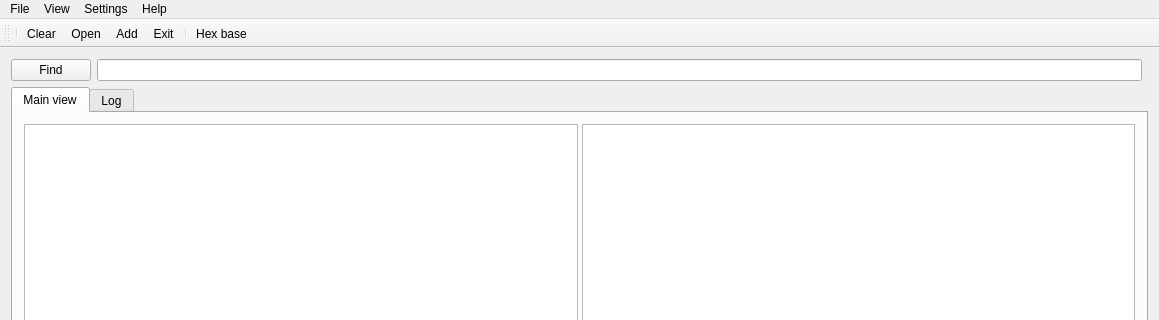
Patryk-97/BusConfig, file BusConfigUI/BusConfigUI.ui: the form before one commit; both pictures show x 0 to 1159 and y 0 to 320 of the 1159 by 757 pixel window.
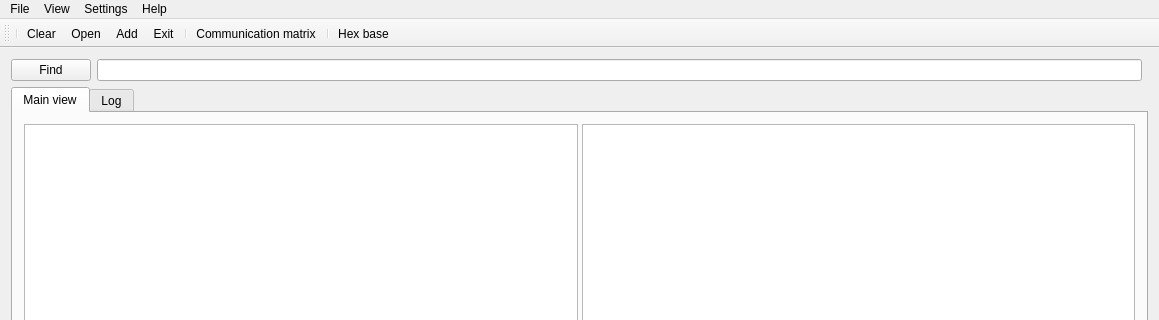
The form after the commit. Icons and pictures are not drawn.

Commit message: Added communication-matrix icon to resources

```diff
--- a/BusConfigUI/BusConfigUI.ui
+++ b/BusConfigUI/BusConfigUI.ui
@@ -174,6 +174,8 @@
    <addaction name="actionAdd"/>
    <addaction name="actionExit"/>
    <addaction name="separator"/>
+   <addaction name="actionCommunication_matrix"/>
+   <addaction name="separator"/>
    <addaction name="actionBase"/>
   </widget>
   <widget class="QStatusBar" name="statusBar"/>
```
The commit also changes 4 other files.
